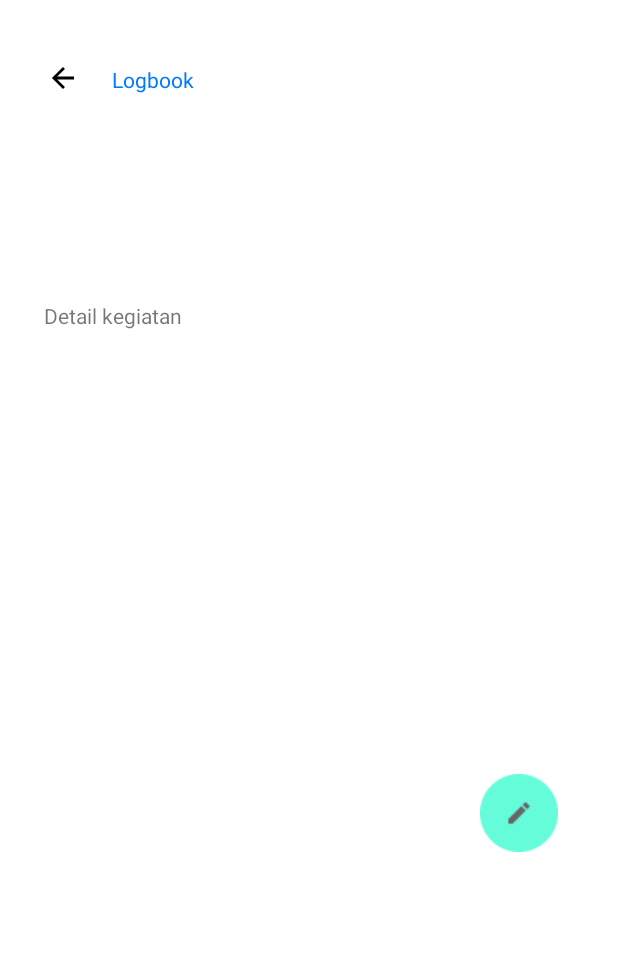
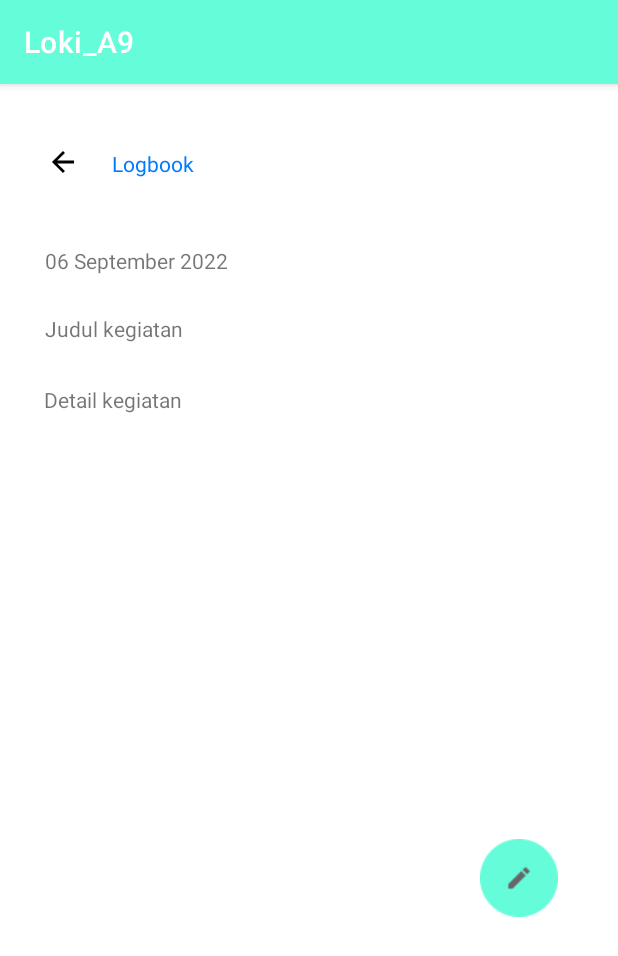
Before and after one commit to FadilaTriAfriani2011521011/Loki_A9, an Android app: the LogbookActivity screen opened directly, with no data from a screen before it, on a phone screen of 412 x 824 dp. Shown: the top 956 px of the screen. Run offline under Robolectric (Android 15) with nearby library versions, the light colour scheme and no system bars.

Commit message:
detail logbookk nya udahhh

```diff
--- a/app/src/main/java/id/ac/unand/loki_a9/LogbookActivity.kt
+++ b/app/src/main/java/id/ac/unand/loki_a9/LogbookActivity.kt
@@ -1,37 +1,67 @@
 package id.ac.unand.loki_a9
 
+import android.content.Context
 import android.content.Intent
 import androidx.appcompat.app.AppCompatActivity
 import android.os.Bundle
+import android.util.Log
 import android.widget.ImageView
 import android.widget.TextView
+import id.ac.unand.loki_a9.databinding.ActivityLogbookBinding
+import id.ac.unand.loki_a9.retrofit.Config
+import id.ac.unand.loki_a9.retrofit.DetailLogbookResponse
+import id.ac.unand.loki_a9.retrofit.Login
+import retrofit2.Call
+import retrofit2.Callback
+import retrofit2.Response
 
 class LogbookActivity : AppCompatActivity() {
-    private lateinit var imageView6: ImageView
-    private lateinit var Back1: ImageView
+    lateinit var binding: ActivityLogbookBinding
     override fun onCreate(savedInstanceState: Bundle?) {
         super.onCreate(savedInstanceState)
-        setContentView(R.layout.activity_logbook)
-        supportActionBar?.hide()
+        binding = ActivityLogbookBinding.inflate(layoutInflater)
+        setContentView(binding.root)
+        val sharedPref = getSharedPreferences("sharedpref", Context.MODE_PRIVATE)?:return
+        val logbookRef = getSharedPreferences("logbookpref",Context.MODE_PRIVATE)?:return
+        val token = sharedPref.getString("TOKEN",null)
+        val id = sharedPref.getInt("id",2)
+        val IDL = logbookRef.getString("id_logbook",null)
 
-        val headingTanggal: TextView = findViewById(R.id.textView12)
-        val headingKegiatan: TextView = findViewById(R.id.textView13)
+        Log.d("Detaioiii","respooonn"+IDL.toString())
 
-        val bundle: Bundle? = intent.extras
-        val tgl = bundle!!.getString("tanggal")
-        val act = bundle!!.getString("kegiatan")
+        val client:Login = Config().getService()
+        val call : Call<DetailLogbookResponse> = client.detail_logbook(token ="Bearer "+token,id,IDL)
 
-        headingTanggal.text = tgl
-        headingKegiatan.text = act
+        call.enqueue(object :Callback<DetailLogbookResponse>{
+            override fun onResponse(
+                call: Call<DetailLogbookResponse>,
+                response: Response<DetailLogbookResponse>
+            ) {
+                val respon = response.body()
+                if(respon!=null){
+                    val judul = respon.reportTitle
+                    binding.judulcuy.text = judul.toString()
+                    val tanggal = respon.logbook?.date
+                    binding.tanggalku.text = tanggal.toString()
+                    val kegiatan = respon.logbook?.activities
+                    binding.kerjaku.text = kegiatan.toString()
+                }
+            }
+
+            override fun onFailure(call: Call<DetailLogbookResponse>, t: Throwable) {
+                Log.d("detail-debug", t.localizedMessage)
+            }
+
+        })
 
 
-        imageView6 = findViewById(R.id.imageView6)
+        val imageView6 = binding.imageView6
         imageView6.setOnClickListener {
             intent = Intent(applicationContext, EditLogbookActivity::class.java)
             startActivity(intent)
         }
 
-        Back1 = findViewById(R.id.Back1)
+        val Back1 = binding.Back1
         Back1.setOnClickListener {
             intent = Intent(applicationContext, ListLogbookActivity::class.java)
             startActivity(intent)
--- a/app/src/main/res/layout/activity_logbook.xml
+++ b/app/src/main/res/layout/activity_logbook.xml
@@ -15,13 +15,13 @@
         android:layout_marginEnd="5dp"
         android:text="Logbook"
         android:textSize="20sp"
-        app:layout_constraintEnd_toStartOf="@+id/textView12"
+        app:layout_constraintEnd_toStartOf="@+id/tanggalku"
         app:layout_constraintHorizontal_bias="0.0"
         app:layout_constraintStart_toStartOf="parent"
         app:layout_constraintTop_toTopOf="parent" />
 
     <TextView
-        android:id="@+id/textView12"
+        android:id="@+id/tanggalku"
         android:layout_width="338dp"
         android:layout_height="29dp"
         android:layout_marginStart="30dp"
@@ -34,7 +34,7 @@
         app:layout_constraintTop_toBottomOf="@+id/textView18" />
 
     <TextView
-        android:id="@+id/textView13"
+        android:id="@+id/judulcuy"
         android:layout_width="337dp"
         android:layout_height="27dp"
         android:layout_marginStart="30dp"
@@ -44,10 +44,10 @@
         app:layout_constraintEnd_toEndOf="parent"
         app:layout_constraintHorizontal_bias="0.0"
         app:layout_constraintStart_toStartOf="parent"
-        app:layout_constraintTop_toBottomOf="@+id/textView12" />
+        app:layout_constraintTop_toBottomOf="@+id/tanggalku" />
 
     <TextView
-        android:id="@+id/textView14"
+        android:id="@+id/kerjaku"
         android:layout_width="343dp"
         android:layout_height="241dp"
         android:layout_marginStart="30dp"
@@ -57,7 +57,7 @@
         app:layout_constraintEnd_toEndOf="parent"
         app:layout_constraintHorizontal_bias="0.086"
         app:layout_constraintStart_toStartOf="parent"
-        app:layout_constraintTop_toBottomOf="@+id/textView13" />
+        app:layout_constraintTop_toBottomOf="@+id/judulcuy" />
 
     <TextView
         android:id="@+id/textView18"
@@ -81,7 +81,7 @@
         app:layout_constraintEnd_toEndOf="parent"
         app:layout_constraintHorizontal_bias="0.888"
         app:layout_constraintStart_toStartOf="parent"
-        app:layout_constraintTop_toBottomOf="@+id/textView14"
+        app:layout_constraintTop_toBottomOf="@+id/kerjaku"
         app:layout_constraintVertical_bias="0.224"
         app:srcCompat="@drawable/letterr"
         tools:ignore="MissingConstraints" />
```
Also changed, not shown: app/src/main/java/id/ac/unand/loki_a9/ListLogbookActivity.kt (+17 -17 lines), app/src/main/java/id/ac/unand/loki_a9/adapter/LogbookAdapter.kt (+13 -13 lines).
